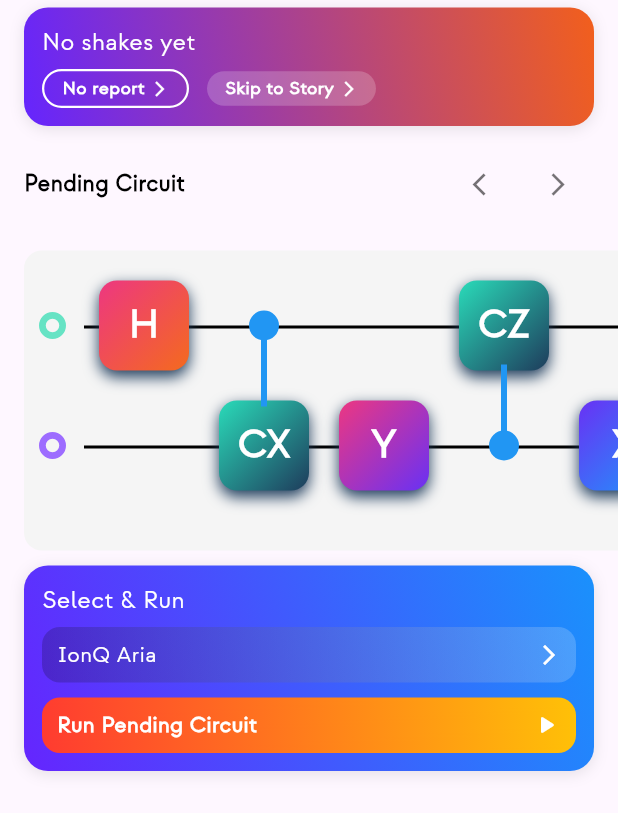
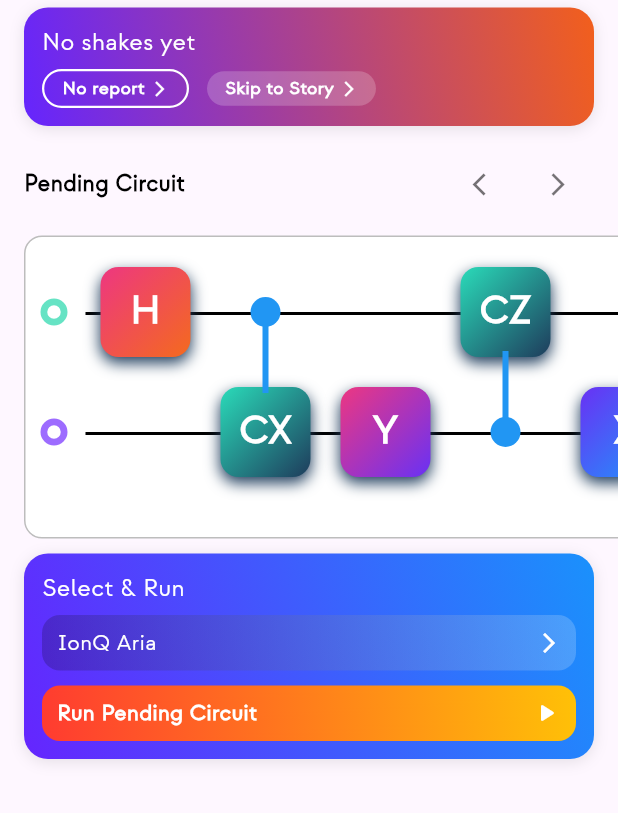
Before and after one commit to Qubi-App-Dev-Team/Qubi-Mobile-App, a Flutter app: the CircuitSection widget shown alone on an empty page, opened directly, on a phone screen of 412 x 824 dp. Shown: the top 813 px of the screen. Run offline on Flutter 3.47's test engine with Material 3 defaults, Android fonts, the phone set to English and light mode, and no system bars; our stand-ins replace cloud_firestore, firebase_auth, firebase_core, fl_chart, flutter_dotenv, flutter_svg and 2 more; missing offline and left inert: firebase_ui_auth, firebase_ui_oauth_google; accounts and stored records are empty; network calls fail; statements that could not run were skipped.

Commit message:
seeing the circuitjson in run pages after merged

```diff
--- a/qubi_app/lib/pages/home/components/circuit_section.dart
+++ b/qubi_app/lib/pages/home/components/circuit_section.dart
@@ -1,14 +1,11 @@
 import 'package:flutter/material.dart';
-import 'package:qubi_app/pages/profile/models/execution.dart';
 import 'package:qubi_app/pages/home/executor.dart';
 import 'package:qubi_app/pages/story/story_page.dart';
 import 'package:qubi_app/pages/home/run.dart';
 import 'package:qubi_app/pages/home/components/dynamic_circuit.dart';
 import 'dart:convert';
 import 'package:flutter/services.dart' show rootBundle;
-import 'package:qubi_app/pages/home/components/loading_dialog.dart';
 import 'dart:math' as math;
-import 'package:flutter_svg/flutter_svg.dart';
 import 'package:cloud_firestore/cloud_firestore.dart';
 import 'package:shimmer/shimmer.dart';
 import 'package:qubi_app/pages/profile/models/execution_model.dart';
@@ -221,7 +218,7 @@ class CircuitSectionState extends State<CircuitSection> {
                       Navigator.push(
                         context,
                         MaterialPageRoute(
-                          builder: (_) => RunPage(execution: _lastShake!),
+                          builder: (_) => RunPage(execution: _lastShake!, gates: _gates, circuitDepth: circuitDepth),
                         ),
                       );
                     },
@@ -268,8 +265,8 @@ class CircuitSectionState extends State<CircuitSection> {
       // ✨ SHIMMER ONLY WHEN LOADING
       child: _loadingLastShake
           ? Shimmer.fromColors(
-              baseColor: Colors.white.withOpacity(0.8),
-              highlightColor: Colors.white.withOpacity(1),
+              baseColor: Colors.white.withValues(alpha: 0.8),
+              highlightColor: Colors.white.withValues(alpha: 1),
               child: content,
             )
           : content,
@@ -290,7 +287,7 @@ class CircuitSectionState extends State<CircuitSection> {
             top: 10,
             bottom: 5,
           ),
-          child: Row( // CHANGED FROM CONST TO NOT CONST
+          child: Row(
             mainAxisAlignment: MainAxisAlignment.spaceBetween,
             children: [
               Text(
@@ -438,7 +435,7 @@ class CircuitSectionState extends State<CircuitSection> {
                           context,
                           MaterialPageRoute(
                             builder: (_) =>
-                                RunPage(runRequestId: runRequestId),
+                                RunPage(runRequestId: runRequestId, gates: _gates, circuitDepth: circuitDepth),
                           ),
                         );
                       },
@@ -543,6 +540,8 @@ class CircuitSectionState extends State<CircuitSection> {
             runRequestId: runRequestId,
             quantumComputer: _quantumComputer,
             shots: _shots,
+            gates: _gates,
+            circuitDepth: circuitDepth
           ),
         ),
       );
--- a/qubi_app/lib/pages/home/components/dynamic_circuit.dart
+++ b/qubi_app/lib/pages/home/components/dynamic_circuit.dart
@@ -126,10 +126,13 @@ class CircuitView extends StatelessWidget {
   Widget build(BuildContext context) {
     return Container(
     decoration: BoxDecoration(
-      color: Colors.grey.shade100,
+      color: Colors.white,
       borderRadius: BorderRadius.circular(12),
+      border: Border.all(
+        color: Colors.grey.shade400,
+      ),
     ),
-    margin: const EdgeInsets.only(top: 10),
+    // margin: const EdgeInsets.only(top: 10),
     child: SizedBox(
       width: numPositions * gridSpacing,
       height: numQubits * 100,
```
Also changed, not shown: qubi_app/lib/pages/home/run.dart (+62 -20 lines), 1 other file.
